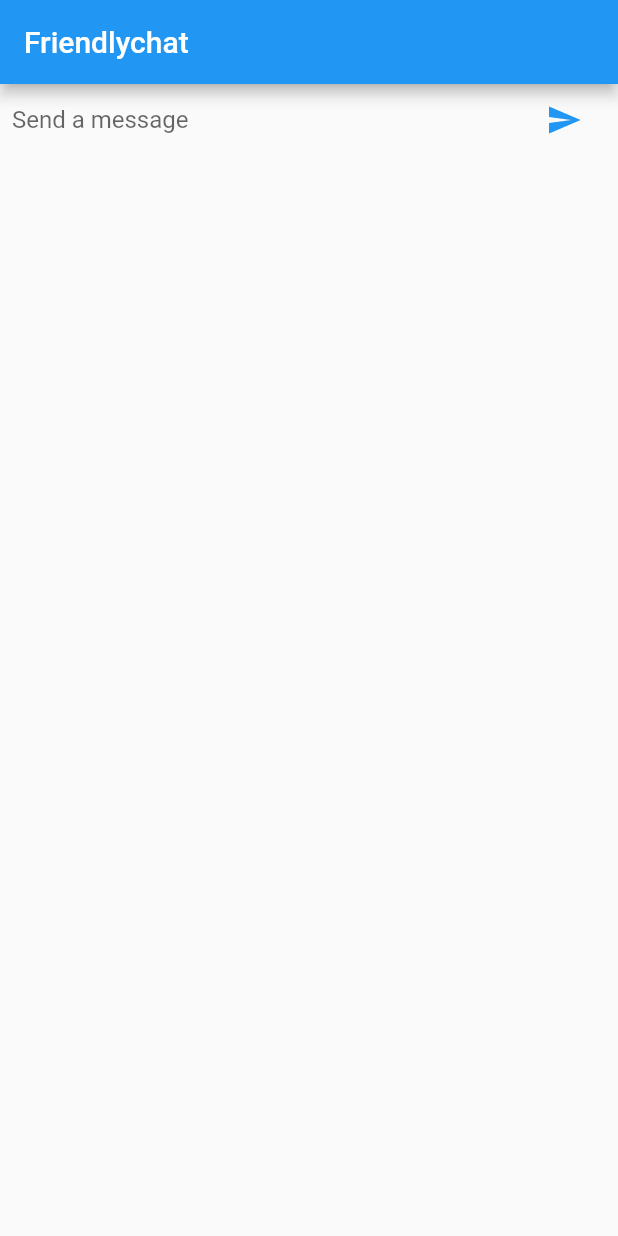
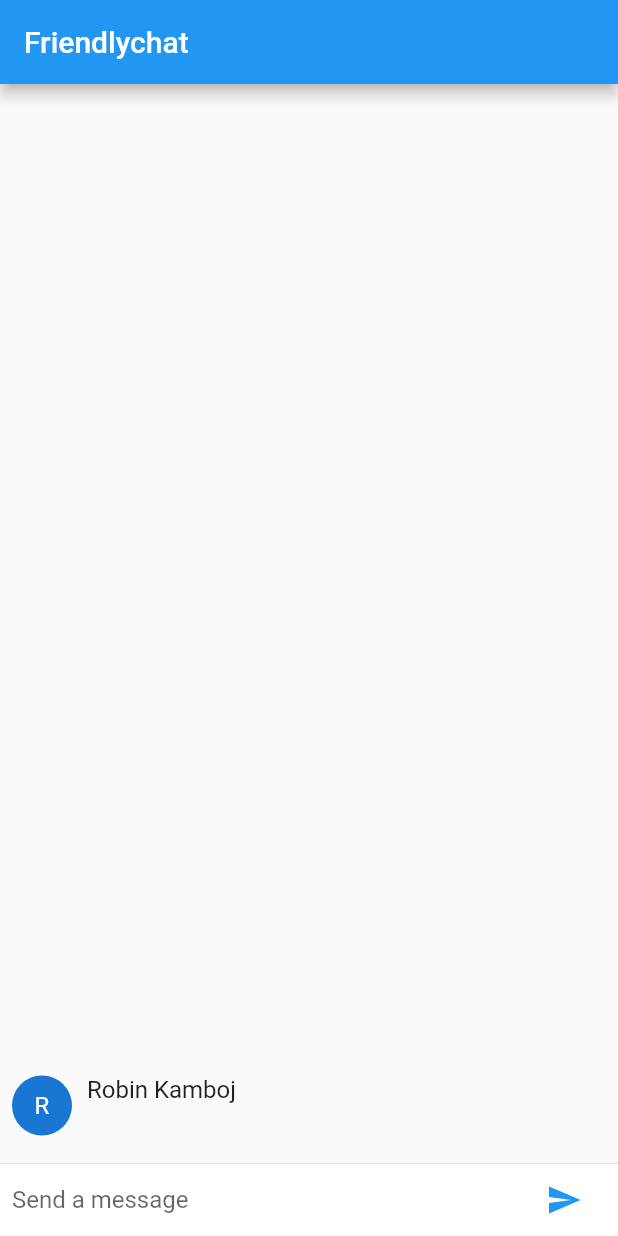
Before and after one commit to robillo/flutter_demo_app, a Flutter app: the screen it shows after launch, after a tap on the "send" icon, on a phone screen of 412 x 824 dp. Run offline on Flutter 3.47's test engine with Material 2 defaults, Android fonts, the phone set to English and light mode, and no system bars.

```diff
--- a/lib/main.dart
+++ b/lib/main.dart
@@ -1,4 +1,6 @@
 import 'package:flutter/material.dart';
+
+const String _name = "Robin Kamboj";
 
 void main() => runApp(new MyApp());
 
@@ -20,15 +22,31 @@ class ChatScreen extends StatefulWidget {
 }
 
 class ChatScreenState extends State<ChatScreen> {
+  final List<ChatMessage> _messages = <ChatMessage>[];
   final TextEditingController _textController = new TextEditingController();
 
   @override
   Widget build(BuildContext context) {
     return new Scaffold(
-      appBar: new AppBar(
-          title: new Text("Friendlychat")
+      appBar: new AppBar(title: new Text("Friendlychat")),
+      body: new Column(
+        children: <Widget>[
+          new Flexible(
+            child: new ListView.builder(
+              padding: new EdgeInsets.all(8.0),
+              reverse: true,
+              itemBuilder: (_, int index) => _messages[index],
+              itemCount: _messages.length,
+            ),
+          ),
+          new Divider(height: 1.0),
+          new Container(
+            decoration: new BoxDecoration(
+                color: Theme.of(context).cardColor),
+            child: _buildTextComposer(),
+          ),
+        ],
       ),
-      body: _buildTextComposer(),
     );
   }
 
@@ -61,5 +79,41 @@ class ChatScreenState extends State<ChatScreen> {
 
   void _handleSubmitted(String text) {
     _textController.clear();
+    ChatMessage message = new ChatMessage(
+      text: text,
+    );
+    setState(() {
+      _messages.insert(0, message);
+    });
   }
 }
+
+class ChatMessage extends StatelessWidget {
+  ChatMessage({this.text});
+  final String text;
+  @override
+  Widget build(BuildContext context) {
+    return new Container(
+      margin: const EdgeInsets.symmetric(vertical: 10.0),
+      child: new Row(
+        crossAxisAlignment: CrossAxisAlignment.start,
+        children: <Widget>[
+          new Container(
+            margin: const EdgeInsets.only(right: 10.0),
+            child: new CircleAvatar(child: new Text(_name[0])),
+          ),
+          new Column(
+            crossAxisAlignment: CrossAxisAlignment.start,
+            children: <Widget>[
+              new Text(_name, style: Theme.of(context).textTheme.subhead),
+              new Container(
+                margin: const EdgeInsets.only(top: 5.0),
+                child: new Text(text),
+              )
+            ],
+          )
+        ],
+      ),
+    );
+  }
+}
```
